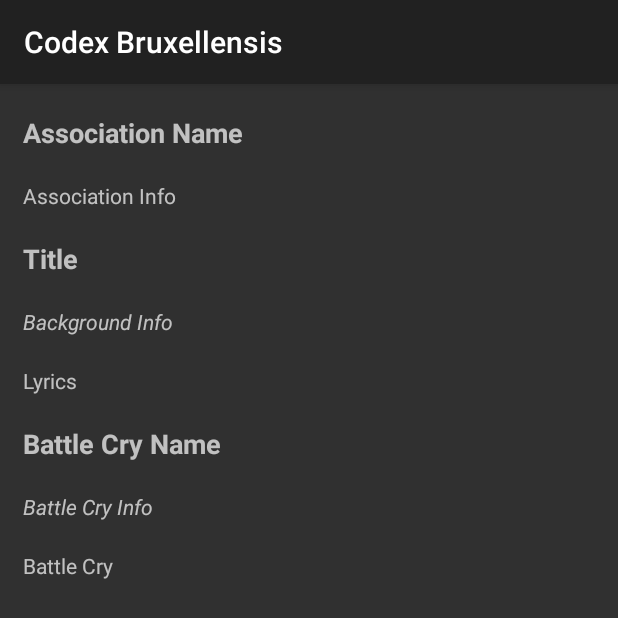
After one commit to Tyranwyn/codex-bruxellensis, an Android app: the layout activity_song_detail.xml on its own in the app's theme, with its tools: preview values and no code run, on a phone screen of 412 x 824 dp. The commit adds this screen. Shown: the top 618 px of the screen. Run offline under Robolectric (Android 15) with nearby library versions, the phone set to English and light mode, and no system bars.

Commit message:
added song detail activity

```diff
--- a/app/src/main/AndroidManifest.xml
+++ b/app/src/main/AndroidManifest.xml
@@ -17,6 +17,9 @@
                 <category android:name="android.intent.category.LAUNCHER" />
             </intent-filter>
         </activity>
+        <activity android:name=".SongDetailActivity_">
+
+        </activity>
     </application>
 
 </manifest>
--- a/app/src/main/java/com/fux/codexbruxellensis/MainActivity.java
+++ b/app/src/main/java/com/fux/codexbruxellensis/MainActivity.java
@@ -26,10 +26,10 @@ public class MainActivity extends Activity {
 
     @AfterViews
     void bindAdapter() {
-        DatabaseReference songsReference = FirebaseDatabase.getInstance()
+        DatabaseReference databaseReference = FirebaseDatabase.getInstance()
                 .getReference();
 
-        Query songsQuery = songsReference.child("songs");
+        Query songsQuery = databaseReference.child("songs");
 
         FirebaseRecyclerOptions<Song> songOptions =
                 new FirebaseRecyclerOptions.Builder<Song>()
--- a/app/src/main/java/com/fux/codexbruxellensis/model/Song.java
+++ b/app/src/main/java/com/fux/codexbruxellensis/model/Song.java
@@ -1,6 +1,8 @@
 package com.fux.codexbruxellensis.model;
 
-public class Song {
+import java.io.Serializable;
+
+public class Song implements Serializable {
 
     private Category category;
     private String title;
--- a/app/src/main/java/com/fux/codexbruxellensis/viewholders/SongHolder.java
+++ b/app/src/main/java/com/fux/codexbruxellensis/viewholders/SongHolder.java
@@ -13,7 +13,7 @@ public class SongHolder extends RecyclerView.ViewHolder {
 
     public SongHolder(View itemView) {
         super(itemView);
-        title = itemView.findViewById(R.id.title);
+        title = itemView.findViewById(R.id.listTitle);
         parentLayout = itemView.findViewById(R.id.parentLayout);
     }
 
--- a/app/src/main/res/layout/activity_main.xml
+++ b/app/src/main/res/layout/activity_main.xml
@@ -9,6 +9,6 @@
     <android.support.v7.widget.RecyclerView
         android:id="@+id/songRecyclerView"
         android:layout_width="match_parent"
-        android:layout_height="match_parent"/>
+        android:layout_height="match_parent" />
 
 </RelativeLayout>
--- /dev/null
+++ b/app/src/main/res/layout/activity_song_detail.xml
@@ -0,0 +1,94 @@
+<?xml version="1.0" encoding="utf-8"?>
+<RelativeLayout xmlns:android="http://schemas.android.com/apk/res/android"
+    android:layout_width="match_parent" android:layout_height="match_parent">
+
+    <ScrollView
+        android:layout_width="match_parent"
+        android:layout_height="match_parent"
+        android:layout_alignParentStart="true">
+
+        <RelativeLayout
+            android:layout_width="match_parent"
+            android:layout_height="wrap_content"
+            android:orientation="vertical"
+            android:paddingLeft="15dp"
+            android:paddingRight="15dp"
+            android:paddingTop="20dp"
+            android:paddingBottom="50dp">
+            <TextView
+                android:id="@+id/detailAssociationName"
+                android:layout_width="wrap_content"
+                android:layout_height="wrap_content"
+                android:layout_alignParentStart="true"
+                android:layout_alignParentTop="true"
+                android:layout_marginBottom="20dp"
+                android:text="Association Name"
+                android:textSize="18sp"
+                android:textStyle="bold" />
+
+            <TextView
+                android:id="@+id/detailAssociationInfo"
+                android:layout_width="wrap_content"
+                android:layout_height="wrap_content"
+                android:layout_below="@id/detailAssociationName"
+                android:layout_marginBottom="20dp"
+                android:text="Association Info" />
+
+
+            <TextView
+                android:id="@+id/detailTitle"
+                android:layout_width="wrap_content"
+                android:layout_height="wrap_content"
+                android:layout_below="@id/detailAssociationInfo"
+                android:textSize="18sp"
+                android:layout_marginBottom="20dp"
+                android:textStyle="bold"
+                android:text="Title" />
+
+            <TextView
+                android:id="@+id/detailBgInfo"
+                android:layout_width="wrap_content"
+                android:layout_height="wrap_content"
+                android:layout_below="@id/detailTitle"
+                android:layout_marginBottom="20dp"
+                android:textStyle="italic"
+                android:text="Background Info" />
+
+            <TextView
+                android:id="@+id/detailLyrics"
+                android:layout_width="wrap_content"
+                android:layout_height="wrap_content"
+                android:layout_below="@+id/detailBgInfo"
+                android:layout_marginBottom="20dp"
+                android:text="Lyrics" />
+
+            <TextView
+                android:id="@+id/detailBattleCryName"
+                android:layout_width="wrap_content"
+                android:layout_height="wrap_content"
+                android:layout_below="@id/detailLyrics"
+                android:textSize="18sp"
+                android:layout_marginBottom="20dp"
+                android:textStyle="bold"
+                android:text="Battle Cry Name" />
+
+            <TextView
+                android:id="@+id/detailBattleCryInfo"
+                android:layout_width="wrap_content"
+                android:layout_height="wrap_content"
+                android:layout_below="@id/detailBattleCryName"
+                android:layout_marginBottom="20dp"
+                android:textStyle="italic"
+                android:text="Battle Cry Info" />
+
+            <TextView
+                android:id="@+id/detailBattleCry"
+                android:layout_width="wrap_content"
+                android:layout_height="wrap_content"
+                android:layout_below="@+id/detailBattleCryInfo"
+                android:layout_marginBottom="20dp"
+                android:text="Battle Cry" />
+        </RelativeLayout>
+    </ScrollView>
+
+</RelativeLayout>
--- a/app/src/main/res/layout/layout_song_item.xml
+++ b/app/src/main/res/layout/layout_song_item.xml
@@ -5,7 +5,7 @@
     android:id="@+id/parentLayout">
 
     <TextView
-        android:id="@+id/title"
+        android:id="@+id/listTitle"
         android:layout_width="wrap_content"
         android:layout_height="wrap_content"
         android:text="Title"
```
Also changed, not shown: app/src/main/java/com/fux/codexbruxellensis/SongDetailActivity.java (added, +68 -0 lines), app/src/main/java/com/fux/codexbruxellensis/adapters/SongFirebaseRecyclerAdapter.java (+7 -4 lines).
